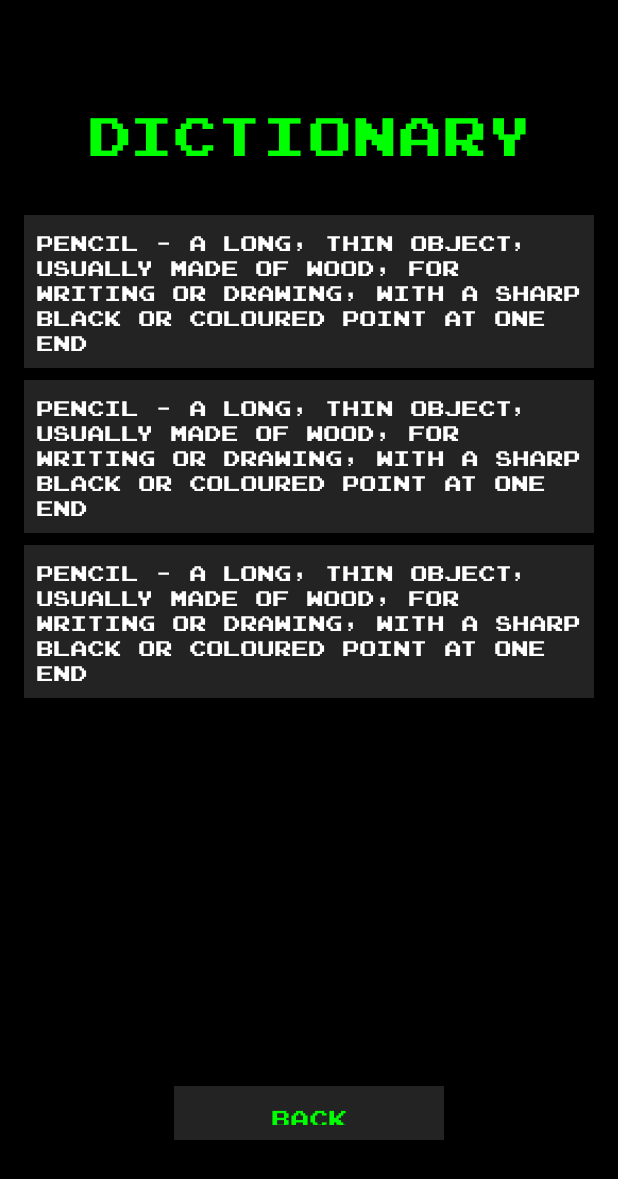
After one commit to Karakurik/team1-project-summer-lab-2023, an Android app: the layout fragment_dictionary.xml on its own in the app's theme, with its tools: preview values and no code run, on a phone screen of 412 x 824 dp. The commit adds this screen. Shown: the top 1179 px of the screen. Run offline under Robolectric (Android 15) with nearby library versions, the phone set to English and light mode, and no system bars.

Commit message:
add dictionary screen

```diff
--- /dev/null
+++ b/app/src/main/res/layout/fragment_dictionary.xml
@@ -0,0 +1,61 @@
+<?xml version="1.0" encoding="utf-8"?>
+<androidx.constraintlayout.widget.ConstraintLayout xmlns:android="http://schemas.android.com/apk/res/android"
+    xmlns:app="http://schemas.android.com/apk/res-auto"
+    xmlns:tools="http://schemas.android.com/tools"
+    android:layout_width="match_parent"
+    android:layout_height="match_parent"
+    android:background="@color/background">
+
+    <TextView
+        android:id="@+id/tv_title"
+        android:layout_width="wrap_content"
+        android:layout_height="wrap_content"
+        android:layout_marginTop="64dp"
+        android:text="@string/dictionary_title"
+        android:textColor="@color/primary"
+        android:textSize="36sp"
+        app:layout_constraintEnd_toEndOf="parent"
+        app:layout_constraintStart_toStartOf="parent"
+        app:layout_constraintTop_toTopOf="parent" />
+
+    <androidx.recyclerview.widget.RecyclerView
+        android:id="@+id/rv_words"
+        android:layout_width="match_parent"
+        android:layout_height="0dp"
+        android:layout_marginHorizontal="16dp"
+        android:layout_marginTop="32dp"
+        android:layout_marginBottom="132dp"
+        app:layoutManager="androidx.recyclerview.widget.LinearLayoutManager"
+        app:layout_constraintBottom_toBottomOf="parent"
+        app:layout_constraintTop_toBottomOf="@id/tv_title"
+        tools:listitem="@layout/item_word" />
+
+    <com.google.android.material.button.MaterialButton
+        android:id="@+id/btn_back"
+        android:layout_width="180dp"
+        android:layout_height="@dimen/btn_height"
+        android:layout_marginTop="32dp"
+        android:background="@drawable/button"
+        android:text="@string/back_button_text"
+        android:textColor="@color/primary"
+        android:textSize="15sp"
+        app:backgroundTint="@color/element_bg"
+        app:layout_constraintEnd_toEndOf="parent"
+        app:layout_constraintStart_toStartOf="parent"
+        app:layout_constraintTop_toBottomOf="@id/rv_words" />
+
+    <TextView
+        android:id="@+id/tv_empty_list"
+        android:layout_width="0dp"
+        android:layout_height="wrap_content"
+        app:layout_constraintTop_toTopOf="parent"
+        app:layout_constraintBottom_toBottomOf="parent"
+        app:layout_constraintStart_toStartOf="parent"
+        app:layout_constraintEnd_toEndOf="parent"
+        android:layout_marginHorizontal="16dp"
+        android:gravity="center"
+        android:text="@string/empty_list_text"
+        android:textColor="@color/miss"
+        android:visibility="gone" />
+
+</androidx.constraintlayout.widget.ConstraintLayout>
--- /dev/null
+++ b/app/src/main/res/layout/item_word.xml
@@ -0,0 +1,24 @@
+<?xml version="1.0" encoding="utf-8"?>
+<androidx.constraintlayout.widget.ConstraintLayout xmlns:android="http://schemas.android.com/apk/res/android"
+    xmlns:tools="http://schemas.android.com/tools"
+    android:layout_width="match_parent"
+    android:layout_height="wrap_content"
+    xmlns:app="http://schemas.android.com/apk/res-auto"
+    android:background="@color/element_bg"
+    android:layout_marginBottom="8dp">
+
+    <TextView
+        android:id="@+id/tv_word"
+        android:layout_width="0dp"
+        android:layout_height="wrap_content"
+        tools:text="pencil - a long, thin object, usually made of wood, for writing or drawing, with a sharp black or coloured point at one end"
+        android:textColor="@color/text"
+        android:textSize="14sp"
+        app:layout_constraintTop_toTopOf="parent"
+        app:layout_constraintBottom_toBottomOf="parent"
+        app:layout_constraintStart_toStartOf="parent"
+        app:layout_constraintEnd_toEndOf="parent"
+        android:layout_marginVertical="8dp"
+        android:layout_marginHorizontal="8dp" />
+
+</androidx.constraintlayout.widget.ConstraintLayout>
--- a/app/src/main/res/values/strings.xml
+++ b/app/src/main/res/values/strings.xml
@@ -13,4 +13,6 @@
     <string name="games_won_text">Games won: %1$.1f%%</string>
     <string name="back_button_text">Back</string>
     <string name="dictionary_button_text">Dictionary</string>
+    <string name="dictionary_title">Dictionary</string>
+    <string name="empty_list_text">There is nothing to see here, yet</string>
 </resources>
```
Also changed, not shown: app/src/main/java/ru/itis/team1/summer2023/lab/DictionaryFragment.kt (added, +43 -0 lines), app/src/main/java/ru/itis/team1/summer2023/lab/SharedPreferencesExt.kt (added, +20 -0 lines), app/src/main/java/ru/itis/team1/summer2023/lab/WordAdapter.kt (added, +24 -0 lines), app/src/main/java/ru/itis/team1/summer2023/lab/WordItem.kt (added, +15 -0 lines).
